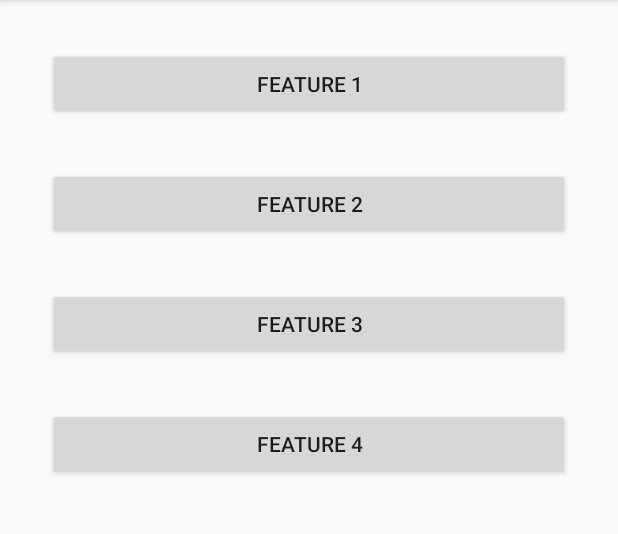
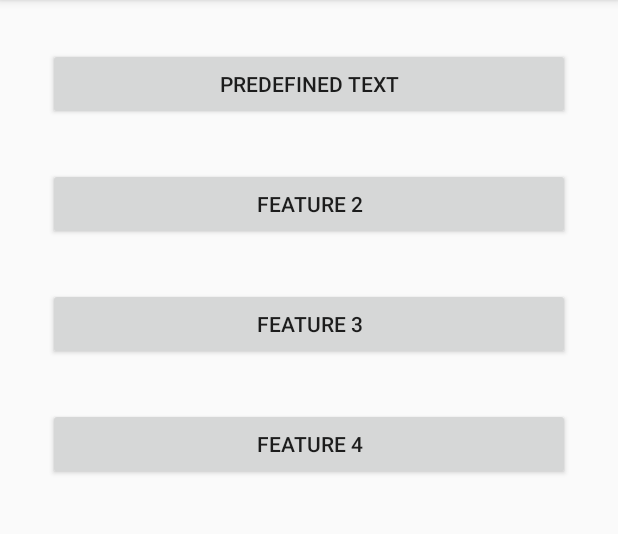
Before and after one commit to Howard-HS/Stroke-Assistant, an Android app: the screen it shows after launch (MainActivity), on a phone screen of 412 x 824 dp, the part 84-618 px from its top. Run offline under Robolectric (Android 15) with nearby library versions, the phone set to English and light mode, and no system bars.

Commit message:
Added Predefined Text Activity

```diff
--- a/app/src/main/AndroidManifest.xml
+++ b/app/src/main/AndroidManifest.xml
@@ -16,6 +16,10 @@
                 <category android:name="android.intent.category.LAUNCHER"/>
             </intent-filter>
         </activity>
+        <activity
+            android:name=".PredefinedTextActivity"
+            android:label="@string/activity_predefined_text">
+        </activity>
     </application>
 
 </manifest>
--- a/app/src/main/java/aad/assignment/strokeassistant/MainActivity.java
+++ b/app/src/main/java/aad/assignment/strokeassistant/MainActivity.java
@@ -1,7 +1,10 @@
 package aad.assignment.strokeassistant;
 
+import android.content.Intent;
+import android.os.Bundle;
 import android.support.v7.app.AppCompatActivity;
-import android.os.Bundle;
+import android.view.View;
+import android.widget.Button;
 
 public class MainActivity extends AppCompatActivity {
 
@@ -9,5 +12,13 @@ public class MainActivity extends AppCompatActivity {
     protected void onCreate(Bundle savedInstanceState) {
         super.onCreate(savedInstanceState);
         setContentView(R.layout.activity_main);
+
+        Button btnPredefinedText = (Button) findViewById(R.id.btnPredefinedText);
+        btnPredefinedText.setOnClickListener(new View.OnClickListener() {
+            @Override
+            public void onClick(View view) {
+                startActivity(new Intent(MainActivity.this, PredefinedTextActivity.class));
+            }
+        });
     }
 }
--- a/app/src/main/res/layout/activity_main.xml
+++ b/app/src/main/res/layout/activity_main.xml
@@ -10,11 +10,11 @@
     tools:context="aad.assignment.strokeassistant.MainActivity">
 
     <Button
-        android:id="@+id/button"
+        android:id="@+id/btnPredefinedText"
         android:layout_width="match_parent"
         android:layout_height="wrap_content"
         android:layout_margin="16dp"
-        android:text="Feature 1"/>
+        android:text="@string/activity_predefined_text"/>
 
     <Button
         android:id="@+id/button2"
--- a/app/src/main/res/values/strings.xml
+++ b/app/src/main/res/values/strings.xml
@@ -1,3 +1,4 @@
 <resources>
     <string name="app_name">Stroke Assistant</string>
+    <string name="activity_predefined_text">Predefined Text</string>
 </resources>
```
Also changed, not shown: app/src/main/java/aad/assignment/strokeassistant/PredefinedTextActivity.java (added, +24 -0 lines), app/src/main/res/layout/activity_predefined_text.xml (added, +10 -0 lines).
